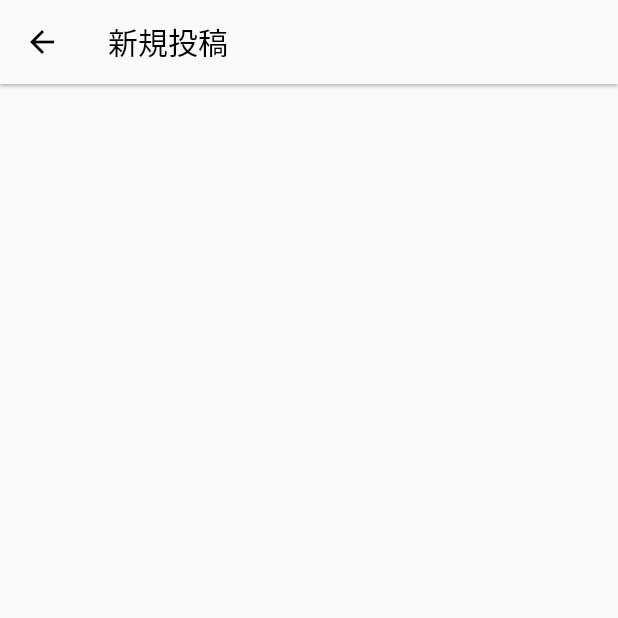
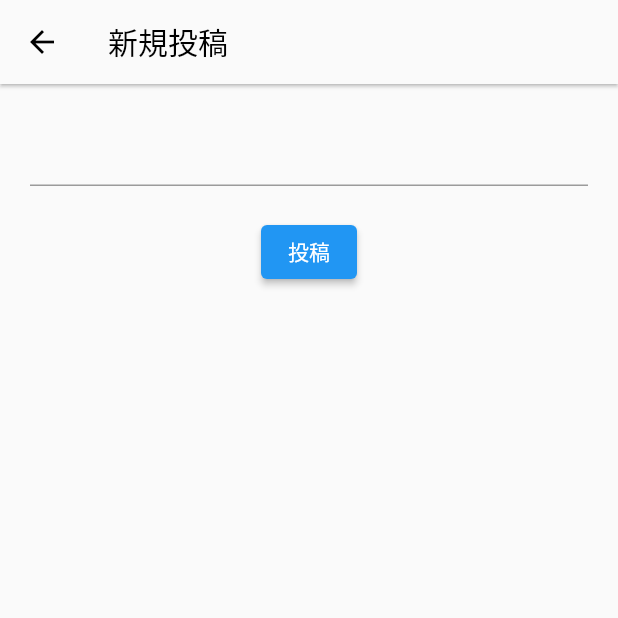
Before and after one commit to k3forx/flutter_sns, a Flutter app: the screen it shows after launch, after a tap on the "chat bubble outline" icon, on a phone screen of 412 x 824 dp, the top half of it. Run offline on Flutter 3.47's test engine with Material 2 defaults, Android fonts, the phone set to English and light mode, and no system bars; network calls fail.

Commit message:
add bottom navigation bar

```diff
--- a/lib/main.dart
+++ b/lib/main.dart
@@ -1,5 +1,5 @@
 import 'package:flutter/material.dart';
-import 'package:flutter_sns/view/time_line/time_line_page.dart';
+import 'package:flutter_sns/view/screen.dart';
 
 void main() {
   runApp(const MyApp());
@@ -15,7 +15,7 @@ class MyApp extends StatelessWidget {
       theme: ThemeData(
         primarySwatch: Colors.blue,
       ),
-      home: TimeLinePage(),
+      home: const Screen(),
     );
   }
 }
--- a/lib/view/account/account_page.dart
+++ b/lib/view/account/account_page.dart
@@ -8,6 +8,6 @@ class AccountPage extends StatefulWidget {
 class _AccountPageState extends State<AccountPage> {
   @override
   Widget build(BuildContext context) {
-    return Scaffold();
+    return const Scaffold();
   }
 }
--- /dev/null
+++ b/lib/view/screen.dart
@@ -0,0 +1,42 @@
+import 'package:flutter/material.dart';
+import 'package:flutter_sns/view/account/account_page.dart';
+import 'package:flutter_sns/view/time_line/post_page.dart';
+import 'package:flutter_sns/view/time_line/time_line_page.dart';
+
+class Screen extends StatefulWidget {
+  const Screen({Key? key}) : super(key: key);
+
+  @override
+  State<Screen> createState() => _ScreenState();
+}
+
+class _ScreenState extends State<Screen> {
+  int selectedIndex = 0;
+  List<Widget> pageList = [TimeLinePage(), AccountPage()];
+
+  @override
+  Widget build(BuildContext context) {
+    return Scaffold(
+        body: pageList[selectedIndex],
+        bottomNavigationBar: BottomNavigationBar(
+          items: const [
+            BottomNavigationBarItem(icon: Icon(Icons.home_outlined), label: ''),
+            BottomNavigationBarItem(
+                icon: Icon(Icons.perm_identity_outlined), label: '')
+          ],
+          currentIndex: selectedIndex,
+          onTap: (index) {
+            setState(() {
+              selectedIndex = index;
+            });
+          },
+        ),
+        floatingActionButton: FloatingActionButton(
+          onPressed: () {
+            Navigator.push(
+                context, MaterialPageRoute(builder: (context) => PostPage()));
+          },
+          child: const Icon(Icons.chat_bubble_outline),
+        ));
+  }
+}
--- a/lib/view/time_line/post_page.dart
+++ b/lib/view/time_line/post_page.dart
@@ -8,6 +8,8 @@ class PostPage extends StatefulWidget {
 }
 
 class _PostPageState extends State<PostPage> {
+  TextEditingController contentController = TextEditingController();
+
   @override
   Widget build(BuildContext context) {
     return Scaffold(
@@ -20,6 +22,20 @@ class _PostPageState extends State<PostPage> {
         elevation: 1,
         iconTheme: const IconThemeData(color: Colors.black),
       ),
+      body: Padding(
+        padding: const EdgeInsets.all(20.0),
+        child: Column(
+          children: [
+            TextField(
+              controller: contentController,
+            ),
+            const SizedBox(
+              height: 20,
+            ),
+            ElevatedButton(onPressed: () {}, child: const Text('投稿'))
+          ],
+        ),
+      ),
     );
   }
 }
```
Also changed, not shown: lib/view/account/time_line/time_line_page.dart (added, +15 -0 lines), lib/view/time_line/time_line_page.dart (+2 -9 lines).
